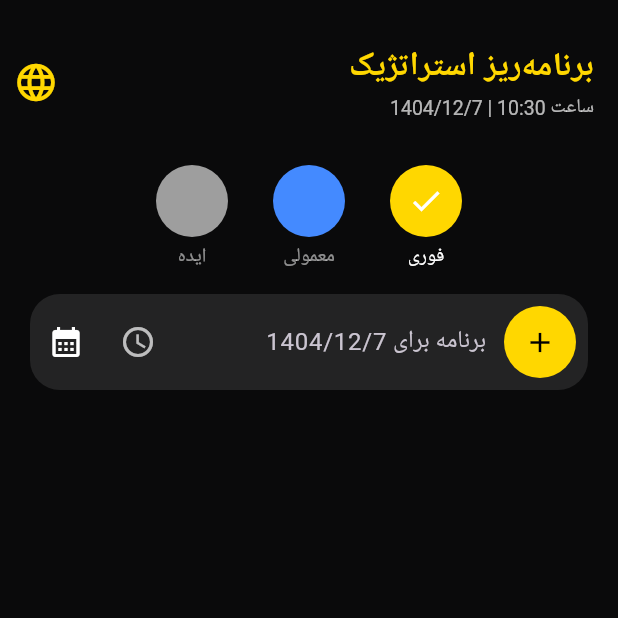
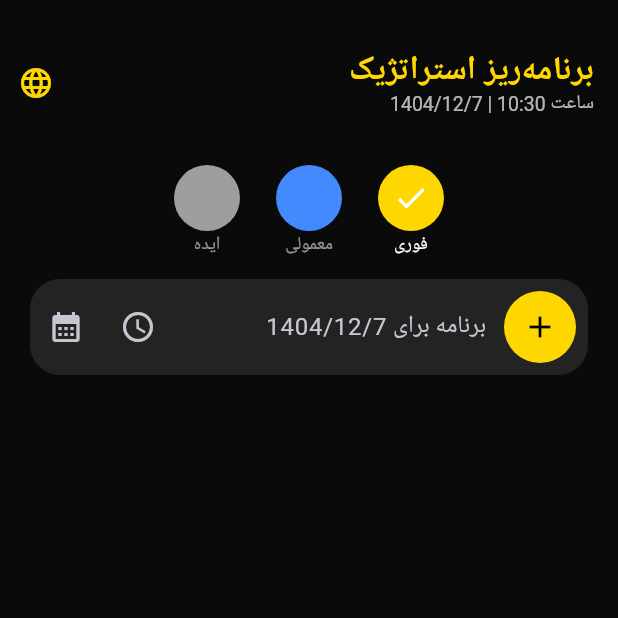
Before and after one commit to aliapps1/Global-Task-Planner, a Flutter app: the screen it shows after launch, on a phone screen of 412 x 824 dp, the top half of it. Run offline on Flutter 3.47's test engine with Material 3 defaults, Android fonts, the phone set to English and light mode, and no system bars; our stand-ins replace shared_preferences.

Commit message:
Update main.dart

```diff
--- a/lib/main.dart
+++ b/lib/main.dart
@@ -1,3 +1,4 @@
+import 'dart:async';
 import 'package:flutter/material.dart';
 import 'package:shared_preferences/shared_preferences.dart';
 
@@ -40,16 +41,50 @@ class _PlannerScreenState extends State<PlannerScreen> {
   Color _selColor = const Color(0xFFFFD700);
   DateTime _selDate = DateTime.now();
   TimeOfDay _selTime = TimeOfDay.now();
+  Timer? _alarmTimer;
 
   final Map<String, Map<String, String>> _langData = {
-    'en': {'n': 'English', 't': 'Elite Planner', 'l': 'Language', 'p': 'Plan for', 'h': 'High', 'm': 'Normal', 'i': 'Idea', 'at': 'at'},
-    'ar': {'n': 'العربية', 't': 'مخطط النخبة', 'l': 'اللغة', 'p': 'خطة لـ', 'h': 'عالي', 'm': 'عادي', 'i': 'فكرة', 'at': 'في'},
-    'fa': {'n': 'فارسی', 't': 'برنامه‌ریز استراتژیک', 'l': 'زبان', 'p': 'برنامه برای', 'h': 'فوری', 'm': 'معمولی', 'i': 'ایده', 'at': 'ساعت'},
-    'de': {'n': 'Deutsch', 't': 'Elite Planer', 'l': 'Sprache', 'p': 'Plan für', 'h': 'Hoch', 'm': 'Normal', 'i': 'Idee', 'at': 'um'},
-    'ru': {'n': 'Русский', 't': 'Планировщик', 'l': 'Языک', 'p': 'План на', 'h': 'Срочно', 'm': 'Обычно', 'i': 'Идея', 'at': 'в'},
+    'en': {'n': 'English', 't': 'Elite Planner', 'l': 'Language', 'p': 'Plan for', 'h': 'High', 'm': 'Normal', 'i': 'Idea', 'at': 'at', 'al': 'Time to work!'},
+    'ar': {'n': 'العربية', 't': 'مخطط النخبة', 'l': 'اللغة', 'p': 'خطة لـ', 'h': 'عالي', 'm': 'عادي', 'i': 'فكرة', 'at': 'في', 'al': 'حان وقت العمل!'},
+    'fa': {'n': 'فارسی', 't': 'برنامه‌ریز استراتژیک', 'l': 'زبان', 'p': 'برنامه برای', 'h': 'فوری', 'm': 'معمولی', 'i': 'ایده', 'at': 'ساعت', 'al': 'وقت انجام برنامه است!'},
   };
 
-  // الگوریتم تبدیل شمسی داخلی (بدون نیاز به پکیج)
+  @override
+  void initState() {
+    super.initState();
+    _loadData();
+    // شروع بررسی لحظه‌ای برای زنگ خوردن
+    _alarmTimer = Timer.periodic(const Duration(seconds: 30), (timer) => _checkAlarms());
+  }
+
+  @override
+  void dispose() { _alarmTimer?.cancel(); super.dispose(); }
+
+  // تابع بررسی ساعت برای زنگ زدن
+  void _checkAlarms() {
+    final now = DateTime.now();
+    final nowStr = "${now.hour.toString().padLeft(2, '0')}:${now.minute.toString().padLeft(2, '0')}";
+
+    for (var task in _tasks) {
+      if (task.contains("($nowStr)") && !task.startsWith("✔")) {
+        _showAlarmDialog(task.split('|')[0]);
+        break;
+      }
+    }
+  }
+
+  void _showAlarmDialog(String title) {
+    showDialog(
+      context: context,
+      builder: (context) => AlertDialog(
+        title: Icon(Icons.alarm, color: _selColor, size: 50),
+        content: Text("${_langData[widget.lang]!['al']}\n\n$title", textAlign: TextAlign.center, style: const TextStyle(fontSize: 18)),
+        actions: [TextButton(onPressed: () => Navigator.pop(context), child: const Text("OK"))],
+      ),
+    );
+  }
+
+  // مبدل‌های تاریخ
   String _toSolar(DateTime d) {
     int gY = d.year, gM = d.month, gD = d.day;
     var gDMonth = [0, 31, 59, 90, 120, 151, 181, 212, 243, 273, 304, 334];
@@ -63,49 +98,25 @@ class _PlannerScreenState extends State<PlannerScreen> {
     return "$jy/$jm/$jd";
   }
 
-  // الگوریتم تبدیل قمری داخلی
-  String _toHijri(DateTime d) {
-    int jd = d.difference(DateTime(1900, 1, 1)).inDays + 2415021;
-    int l = jd - 1948440 + 10632;
-    int n = (l - 1) ~/ 10631;
-    l = l - 10631 * n + 354;
-    int j = ((10985 - l) ~/ 5316) * ((50 * l) ~/ 17719) + (l ~/ 5670) * ((43 * l) ~/ 15238);
-    l = l - ((30 - j) ~/ 15) * ((17719 * j) ~/ 50) - (j ~/ 16) * ((15238 * j) ~/ 43) + 29;
-    int m = (24 * l) ~/ 709;
-    int day = l - (709 * m) ~/ 24;
-    int year = 30 * n + j - 30;
-    return "$year/${m + 1}/$day";
-  }
-
-  @override
-  void initState() { super.initState(); _loadData(); }
-  _loadData() async {
-    final prefs = await SharedPreferences.getInstance();
-    setState(() => _tasks = prefs.getStringList('tasks_v18_stable') ?? []);
-  }
-  _saveData() async {
-    final prefs = await SharedPreferences.getInstance();
-    await prefs.setStringList('tasks_v18_stable', _tasks);
-  }
+  _loadData() async { final prefs = await SharedPreferences.getInstance(); setState(() => _tasks = prefs.getStringList('tasks_v19_alarm') ?? []); }
+  _saveData() async { final prefs = await SharedPreferences.getInstance(); await prefs.setStringList('tasks_v19_alarm', _tasks); }
 
   @override
   Widget build(BuildContext context) {
-    String miladi = "${_selDate.day}/${_selDate.month}/${_selDate.year}";
     String timeStr = "${_selTime.hour.toString().padLeft(2, '0')}:${_selTime.minute.toString().padLeft(2, '0')}";
-    String dateLabel = (widget.lang == 'fa') ? _toSolar(_selDate) : (widget.lang == 'ar' ? _toHijri(_selDate) : miladi);
+    String dateLabel = (widget.lang == 'fa') ? _toSolar(_selDate) : "${_selDate.day}/${_selDate.month}/${_selDate.year}";
 
     return Scaffold(
       backgroundColor: const Color(0xFF0A0A0B),
       appBar: AppBar(
         toolbarHeight: 110, backgroundColor: Colors.transparent, elevation: 0,
         title: Column(crossAxisAlignment: CrossAxisAlignment.start, children: [
-          FittedBox(child: Text(_langData[widget.lang]!['t']!, style: const TextStyle(color: Color(0xFFFFD700), fontSize: 22, fontWeight: FontWeight.bold))),
-          const SizedBox(height: 5),
+          Text(_langData[widget.lang]!['t']!, style: const TextStyle(color: Color(0xFFFFD700), fontSize: 22, fontWeight: FontWeight.bold)),
           Text("${_langData[widget.lang]!['at']} $timeStr | $dateLabel", style: const TextStyle(color: Colors.white70, fontSize: 13)),
         ]),
         actions: [
           PopupMenuButton<String>(
-            icon: const Icon(Icons.language, color: Color(0xFFFFD700), size: 30),
+            icon: const Icon(Icons.language, color: Color(0xFFFFD700)),
             onSelected: widget.onLangChange,
             itemBuilder: (context) => _langData.entries.map((e) => PopupMenuItem(value: e.key, child: Text(e.value['n']!))).toList(),
           ),
@@ -127,7 +138,7 @@ class _PlannerScreenState extends State<PlannerScreen> {
               prefixIcon: Container(
                 margin: const EdgeInsets.all(8),
                 decoration: BoxDecoration(color: _selColor, shape: BoxShape.circle),
-                child: IconButton(icon: const Icon(Icons.add, color: Colors.black, size: 22), onPressed: () {
+                child: IconButton(icon: const Icon(Icons.add, color: Colors.black), onPressed: () {
                   if (_controller.text.isNotEmpty) {
                     setState(() => _tasks.insert(0, "${_controller.text}|$dateLabel (${_langData[widget.lang]!['at']} $timeStr)|${_selColor.value}"));
                     _controller.clear(); _saveData();
@@ -135,11 +146,11 @@ class _PlannerScreenState extends State<PlannerScreen> {
                 }),
               ),
               suffixIcon: Row(mainAxisSize: MainAxisSize.min, children: [
-                IconButton(icon: const Icon(Icons.access_time, color: Colors.white70), onPressed: () async {
+                IconButton(icon: const Icon(Icons.access_time), onPressed: () async {
                   TimeOfDay? t = await showTimePicker(context: context, initialTime: _selTime);
                   if (t != null) setState(() => _selTime = t);
                 }),
-                IconButton(icon: const Icon(Icons.calendar_month, color: Colors.white), onPressed: () async {
+                IconButton(icon: const Icon(Icons.calendar_month), onPressed: () async {
                   DateTime? p = await showDatePicker(context: context, initialDate: _selDate, firstDate: DateTime(2020), lastDate: DateTime(2030));
                   if (p != null) setState(() => _selDate = p);
                 }),
@@ -156,10 +167,10 @@ class _PlannerScreenState extends State<PlannerScreen> {
             var p = _tasks[index].split('|');
             return Container(
               margin: const EdgeInsets.symmetric(horizontal: 20, vertical: 8),
-              decoration: BoxDecoration(color: Colors.white.withOpacity(0.08), borderRadius: BorderRadius.circular(15), border: Border(left: BorderSide(color: Color(int.parse(p[2])), width: 8))),
+              decoration: BoxDecoration(color: Colors.white12, borderRadius: BorderRadius.circular(15), border: Border(left: BorderSide(color: Color(int.parse(p[2])), width: 8))),
               child: ListTile(
-                title: Text(p[0], style: const TextStyle(fontSize: 18, fontWeight: FontWeight.w600)),
-                subtitle: Text(p[1], style: const TextStyle(fontSize: 12, color: Colors.white38)),
+                title: Text(p[0]),
+                subtitle: Text(p[1], style: const TextStyle(color: Colors.white38)),
                 trailing: IconButton(icon: const Icon(Icons.check_circle, color: Colors.greenAccent), onPressed: () {
                   setState(() => _tasks.removeAt(index)); _saveData();
                 }),
@@ -175,10 +186,9 @@ class _PlannerScreenState extends State<PlannerScreen> {
     bool isS = _selColor.value == c.value;
     return GestureDetector(
       onTap: () => setState(() => _selColor = c),
-      child: Padding(padding: const EdgeInsets.symmetric(horizontal: 15), child: Column(children: [
-        CircleAvatar(radius: 24, backgroundColor: c, child: isS ? const Icon(Icons.check, color: Colors.white) : null),
-        const SizedBox(height: 4),
-        Text(label, style: TextStyle(fontSize: 13, color: isS ? Colors.white : Colors.white54)),
+      child: Padding(padding: const EdgeInsets.symmetric(horizontal: 12), child: Column(children: [
+        CircleAvatar(radius: 22, backgroundColor: c, child: isS ? const Icon(Icons.check, color: Colors.white) : null),
+        Text(label, style: TextStyle(fontSize: 12, color: isS ? Colors.white : Colors.white54)),
       ])),
     );
   }
```
